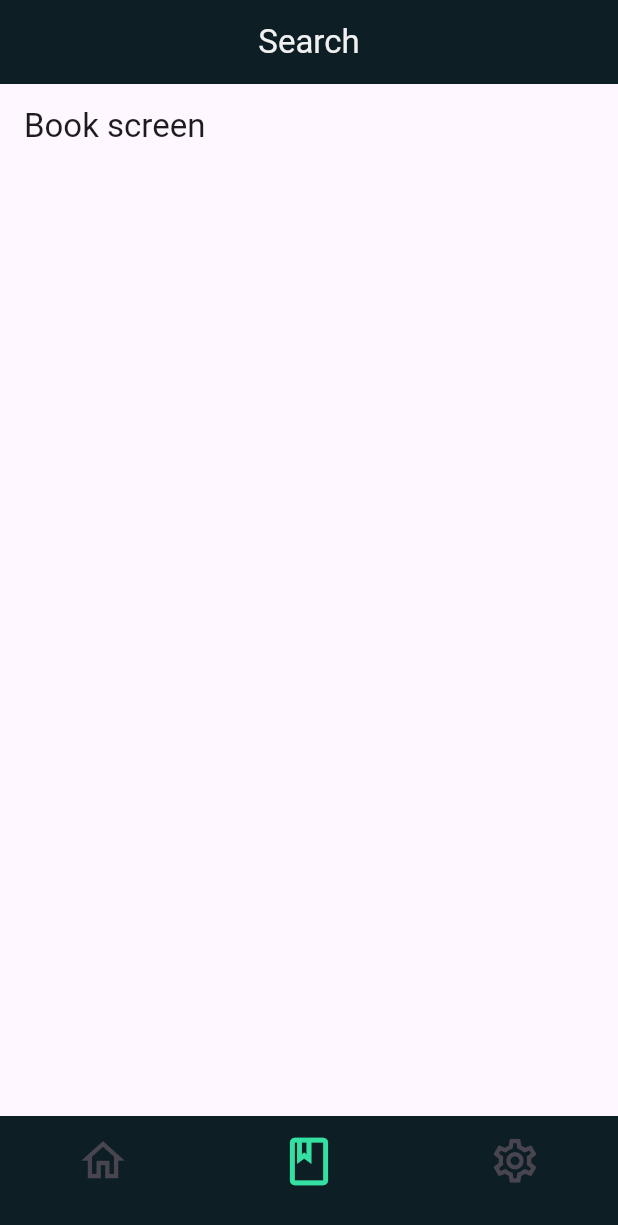
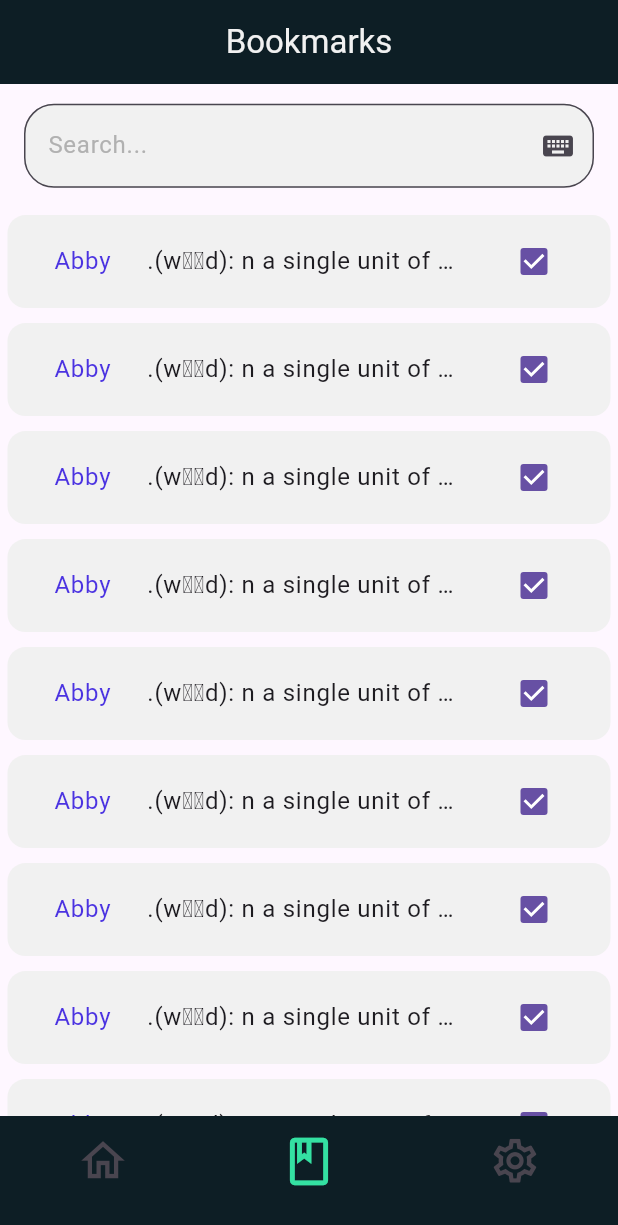
Before and after one commit to ilemansumaher/dictionary, a Flutter app: the screen it shows after launch, item 2 of the bottom bar chosen, on a phone screen of 412 x 824 dp. Shown: the top 1225 px of the screen. Run offline on Flutter 3.47's test engine with Material 3 defaults, Android fonts, the phone set to English and light mode, and no system bars.

Commit message:
book screen

```diff
--- a/lib/common/common.dart
+++ b/lib/common/common.dart
@@ -4,3 +4,4 @@ const materialColor = Color(0xFF0D1E25);
 const borderColor = Color(0xFFF1F1F1);
 const selectedIconColor = Color(0xFF34E1A2);
 const textColorInSearch = Color(0xFFB1B1B1);
+const secondaryColor = Color(0xFF4B33E1);
--- a/lib/views/book_page/repository/book_screen.dart
+++ b/lib/views/book_page/repository/book_screen.dart
@@ -1,13 +1,69 @@
+import 'package:dictionary_pro/common/common.dart';
+import 'package:dictionary_pro/widgets/app_bar_search.dart';
 import 'package:flutter/material.dart';
 
-class BookScreen extends StatelessWidget {
+class BookScreen extends StatefulWidget {
   const BookScreen({super.key});
 
   @override
+  State<BookScreen> createState() => _BookScreenState();
+}
+
+List<bool> checkBox = List.generate(
+  10,
+  (index) => true,
+);
+
+class _BookScreenState extends State<BookScreen> {
+  @override
   Widget build(BuildContext context) {
     return Scaffold(
-      appBar: AppBar(
-        title: Text("Book screen"),
+      body: CustomScrollView(
+        slivers: [
+          AppBarSearch(),
+          SliverList(
+            delegate:
+                SliverChildBuilderDelegate(childCount: 10, (context, index) {
+              return Container(
+                decoration: BoxDecoration(
+                  borderRadius: BorderRadius.circular(12),
+                  color: borderColor,
+                ),
+                padding: const EdgeInsets.all(3.0),
+                margin: EdgeInsets.all(5.0),
+                child: ListTile(
+                  onTap: null,
+                  title: Row(
+                    mainAxisAlignment: MainAxisAlignment.spaceAround,
+                    children: [
+                      Text(
+                        "Abby",
+                        style: TextStyle(
+                          color: secondaryColor,
+                        ),
+                      ),
+                      SizedBox(
+                        width: MediaQuery.of(context).size.width * 0.5,
+                        child: Text(
+                          ".(wɜːd): n a single unit of language",
+                          overflow: TextOverflow.ellipsis,
+                        ),
+                      ),
+                    ],
+                  ),
+                  trailing: Checkbox(
+                    value: checkBox[index],
+                    onChanged: (value) {
+                      setState(() {
+                        checkBox[index] = value ?? false;
+                      });
+                    },
+                  ),
+                ),
+              );
+            }),
+          ),
+        ],
       ),
     );
   }
--- a/lib/views/home_page/repository/my_home_page.dart
+++ b/lib/views/home_page/repository/my_home_page.dart
@@ -12,6 +12,7 @@ class MyHomePage extends StatefulWidget {
 }
 
 class _MyHomePageState extends State<MyHomePage> {
+  List headerText = ["Search", "Bookmarks", "Settings"];
   int currentIndex = 0;
 
   @override
@@ -20,7 +21,7 @@ class _MyHomePageState extends State<MyHomePage> {
       appBar: AppBar(
         backgroundColor: materialColor,
         title: Text(
-          "Search",
+          headerText[currentIndex],
           style: TextStyle(color: borderColor),
         ),
         centerTitle: true,
```
Also changed, not shown: lib/views/main_page/repository/main_screen.dart (+4 -60 lines), lib/widgets/app_bar_search.dart (added, +32 -0 lines), lib/widgets/introduction_search.dart (added, +60 -0 lines).
